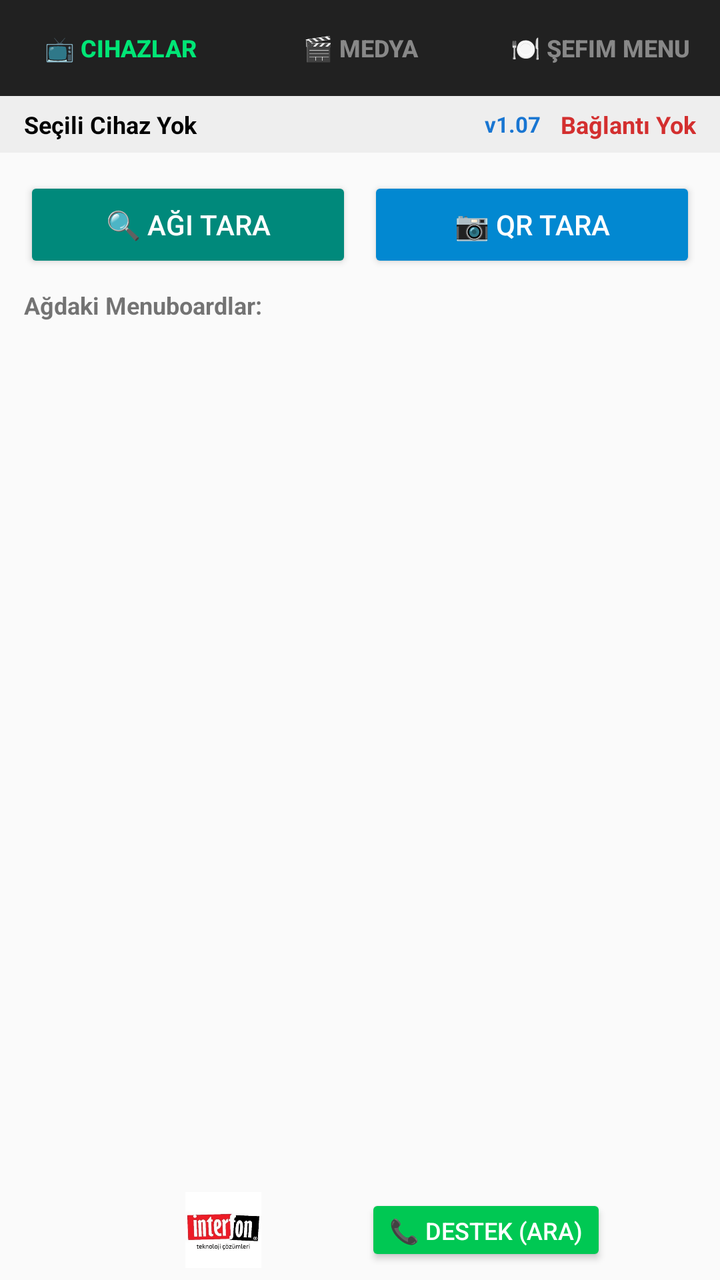
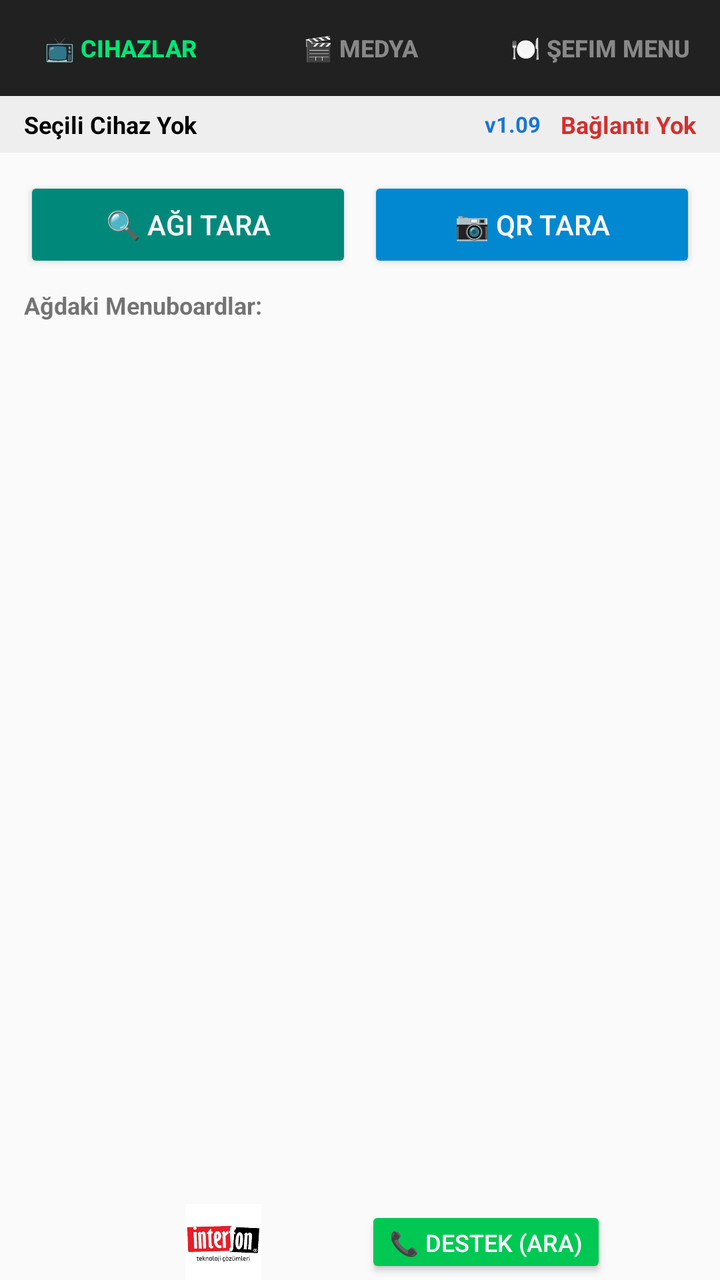

Compare the two renders of this Android layout. The source of the first and the diff that turns it into the second are given below.
<!-- AndroidManifest.xml: application theme Theme.AppCompat.Light.DarkActionBar -->
<!-- res/layout/activity_main.xml -->
<?xml version="1.0" encoding="utf-8"?>
<LinearLayout xmlns:android="http://schemas.android.com/apk/res/android"
    android:layout_width="match_parent"
    android:layout_height="match_parent"
    android:orientation="vertical">

    
    <LinearLayout
        android:layout_width="match_parent"
        android:layout_height="48dp"
        android:background="#212121"
        android:orientation="horizontal">

        <Button
            android:id="@+id/tabDevices"
            android:layout_width="0dp"
            android:layout_height="match_parent"
            android:layout_weight="1"
            android:background="?selectableItemBackground"
            android:text="📺 Cihazlar"
            android:textColor="#00E676"
            android:textSize="12sp"
            android:textStyle="bold" />

        <Button
            android:id="@+id/tabMedia"
            android:layout_width="0dp"
            android:layout_height="match_parent"
            android:layout_weight="1"
            android:background="?selectableItemBackground"
            android:text="🎬 Medya"
            android:textColor="#888888"
            android:textSize="12sp"
            android:textStyle="bold" />

        <Button
            android:id="@+id/tabSefim"
            android:layout_width="0dp"
            android:layout_height="match_parent"
            android:layout_weight="1"
            android:background="?selectableItemBackground"
            android:text="🍽️ Şefim Menu"
            android:textColor="#888888"
            android:textSize="12sp"
            android:textStyle="bold" />
    </LinearLayout>

    
    <LinearLayout
        android:layout_width="match_parent"
        android:layout_height="wrap_content"
        android:background="#EEEEEE"
        android:gravity="center_vertical"
        android:orientation="horizontal"
        android:paddingHorizontal="12dp"
        android:paddingVertical="6dp">

        <TextView
            android:id="@+id/txtActiveDeviceName"
            android:layout_width="0dp"
            android:layout_height="wrap_content"
            android:layout_weight="1"
            android:text="Seçili Cihaz Yok"
            android:textColor="#000000"
            android:textSize="12sp"
            android:textStyle="bold" />

        <TextView
            android:id="@+id/txtRemoteVersion"
            android:layout_width="wrap_content"
            android:layout_height="wrap_content"
            android:layout_marginEnd="10dp"
            android:text="v1.07"
            android:textColor="#1976D2"
            android:textSize="11sp"
            android:textStyle="bold" />

        <TextView
            android:id="@+id/txtConnectionStatus"
            android:layout_width="wrap_content"
            android:layout_height="wrap_content"
            android:text="Bağlantı Yok"
            android:textColor="#D32F2F"
            android:textSize="12sp"
            android:textStyle="bold" />
    </LinearLayout>

    
    <LinearLayout
        android:id="@+id/panelTabDevices"
        android:layout_width="match_parent"
        android:layout_height="0dp"
        android:layout_weight="1"
        android:orientation="vertical"
        android:padding="12dp"
        android:visibility="visible">

        <LinearLayout
            android:layout_width="match_parent"
            android:layout_height="wrap_content"
            android:orientation="horizontal">

            <Button
                android:id="@+id/btnScanNetwork"
                android:layout_width="0dp"
                android:layout_height="wrap_content"
                android:layout_weight="1"
                android:backgroundTint="#00897B"
                android:text="🔍 Ağı Tara"
                android:textColor="#FFFFFF" />

            <Button
                android:id="@+id/btnScanQr"
                android:layout_width="0dp"
                android:layout_height="wrap_content"
                android:layout_marginStart="8dp"
                android:layout_weight="1"
                android:backgroundTint="#0288D1"
                android:text="📷 QR Tara"
                android:textColor="#FFFFFF" />
        </LinearLayout>

        <TextView
            android:layout_width="wrap_content"
            android:layout_height="wrap_content"
            android:layout_marginTop="8dp"
            android:text="Ağdaki Menuboardlar:"
            android:textSize="12sp"
            android:textStyle="bold" />

        <androidx.recyclerview.widget.RecyclerView
            android:id="@+id/rvDevices"
            android:layout_width="match_parent"
            android:layout_height="0dp"
            android:layout_marginTop="6dp"
            android:layout_weight="1" />
    </LinearLayout>

    
    <LinearLayout
        android:id="@+id/panelTabMedia"
        android:layout_width="match_parent"
        android:layout_height="0dp"
        android:layout_weight="1"
        android:orientation="vertical"
        android:padding="12dp"
        android:visibility="gone">

        <LinearLayout
            android:layout_width="match_parent"
            android:layout_height="wrap_content"
            android:background="#E8EAF6"
            android:gravity="center_vertical"
            android:orientation="horizontal"
            android:padding="8dp">

            <TextView
                android:layout_width="0dp"
                android:layout_height="wrap_content"
                android:layout_weight="1"
                android:text="Telefon Ekranını Yansıt:"
                android:textSize="13sp"
                android:textStyle="bold" />

            <Button
                android:id="@+id/btnToggleScreenShare"
                android:layout_width="wrap_content"
                android:layout_height="wrap_content"
                android:backgroundTint="#7B1FA2"
                android:text="📱 Ekranı Paylaş"
                android:textColor="#FFFFFF" />
        </LinearLayout>

        <LinearLayout
            android:id="@+id/panelControls"
            android:layout_width="match_parent"
            android:layout_height="wrap_content"
            android:layout_marginTop="8dp"
            android:background="#F5F5F5"
            android:orientation="vertical"
            android:padding="8dp">

            <LinearLayout
                android:layout_width="match_parent"
                android:layout_height="wrap_content"
                android:orientation="horizontal">

                <EditText
                    android:id="@+id/edtDuration"
                    android:layout_width="0dp"
                    android:layout_height="wrap_content"
                    android:layout_weight="1"
                    android:hint="Süre (0:tam)"
                    android:inputType="number"
                    android:text="0" />

                <EditText
                    android:id="@+id/edtWaitAfter"
                    android:layout_width="0dp"
                    android:layout_height="wrap_content"
                    android:layout_marginStart="6dp"
                    android:layout_weight="1"
                    android:hint="Bekleme"
                    android:inputType="number"
                    android:text="0" />

                <Spinner
                    android:id="@+id/spinnerAnim"
                    android:layout_width="0dp"
                    android:layout_height="wrap_content"
                    android:layout_marginStart="6dp"
                    android:layout_weight="1.2" />
            </LinearLayout>

            <Button
                android:id="@+id/btnPickMedia"
                android:layout_width="match_parent"
                android:layout_height="wrap_content"
                android:layout_marginTop="4dp"
                android:text="+ Medya Yükle" />

            <ProgressBar
                android:id="@+id/uploadProgressBar"
                style="?android:attr/progressBarStyleHorizontal"
                android:layout_width="match_parent"
                android:layout_height="8dp"
                android:layout_marginTop="6dp"
                android:max="100"
                android:visibility="gone" />
        </LinearLayout>

        <TextView
            android:layout_width="wrap_content"
            android:layout_height="wrap_content"
            android:layout_marginTop="8dp"
            android:text="Oynatma Listesi:"
            android:textSize="12sp"
            android:textStyle="bold" />

        <androidx.recyclerview.widget.RecyclerView
            android:id="@+id/recyclerViewPlaylist"
            android:layout_width="match_parent"
            android:layout_height="0dp"
            android:layout_marginTop="4dp"
            android:layout_weight="1" />
    </LinearLayout>

    
    <LinearLayout
        android:id="@+id/panelTabSefim"
        android:layout_width="match_parent"
        android:layout_height="0dp"
        android:layout_weight="1"
        android:orientation="vertical"
        android:padding="10dp"
        android:visibility="gone">

        
        <LinearLayout
            android:layout_width="match_parent"
            android:layout_height="wrap_content"
            android:orientation="horizontal">

            <Button
                android:id="@+id/btnDbConfig"
                android:layout_width="0dp"
                android:layout_height="40dp"
                android:layout_weight="1"
                android:backgroundTint="#455A64"
                android:text="⚙️ DB Ayarları"
                android:textColor="#FFFFFF"
                android:textSize="12sp" />

            <Button
                android:id="@+id/btnFetchSefim"
                android:layout_width="0dp"
                android:layout_height="40dp"
                android:layout_marginStart="8dp"
                android:layout_weight="1"
                android:backgroundTint="#0288D1"
                android:text="🔄 Ürünleri Getir"
                android:textColor="#FFFFFF"
                android:textSize="12sp" />
        </LinearLayout>

        
        <LinearLayout
            android:layout_width="match_parent"
            android:layout_height="wrap_content"
            android:layout_marginTop="6dp"
            android:background="#F5F5F5"
            android:gravity="center_vertical"
            android:orientation="horizontal"
            android:padding="6dp">

            <Spinner
                android:id="@+id/spinnerSefimTheme"
                android:layout_width="0dp"
                android:layout_height="wrap_content"
                android:layout_weight="1.3" />

            <Spinner
                android:id="@+id/spinnerSefimFontSize"
                android:layout_width="0dp"
                android:layout_height="wrap_content"
                android:layout_marginStart="4dp"
                android:layout_weight="1" />

            <CheckBox
                android:id="@+id/cbSefimBold"
                android:layout_width="wrap_content"
                android:layout_height="wrap_content"
                android:checked="true"
                android:text="Kalın"
                android:textSize="12sp" />
        </LinearLayout>

        
        <androidx.recyclerview.widget.RecyclerView
            android:id="@+id/rvSefimProducts"
            android:layout_width="match_parent"
            android:layout_height="0dp"
            android:layout_marginTop="6dp"
            android:layout_weight="1"
            android:background="#1A1A1A"
            android:padding="6dp" />

        
        <Button
            android:id="@+id/btnPublishSefimMenu"
            android:layout_width="match_parent"
            android:layout_height="44dp"
            android:layout_marginTop="6dp"
            android:backgroundTint="#E65100"
            android:text="📺 Seçili Menuboard'da Yayınla"
            android:textColor="#FFFFFF"
            android:textStyle="bold" />
    </LinearLayout>

    
    <LinearLayout
        android:layout_width="match_parent"
        android:layout_height="wrap_content"
        android:background="#FAFAFA"
        android:gravity="center"
        android:orientation="horizontal"
        android:padding="6dp">

        <ImageView
            android:id="@+id/imgFooterLogo"
            android:layout_width="110dp"
            android:layout_height="38dp"
            android:background="?selectableItemBackground"
            android:clickable="true"
            android:focusable="true"
            android:src="@drawable/logo_interfon" />

        <Button
            android:id="@+id/btnSupportCall"
            android:layout_width="wrap_content"
            android:layout_height="36dp"
            android:layout_marginStart="16dp"
            android:backgroundTint="#00C853"
            android:text="📞 Destek (Ara)"
            android:textColor="#FFFFFF"
            android:textSize="12sp" />
    </LinearLayout>

</LinearLayout>
<!-- resources referenced by this layout -->
<resources>
  <!-- drawable logo_interfon: png bitmap (drawable, 130394 bytes) -->
</resources>

<!-- the commit's change to res/layout/activity_main.xml (unified diff, before → after) -->
@@ -70,7 +70,7 @@
             android:layout_width="wrap_content"
             android:layout_height="wrap_content"
             android:layout_marginEnd="10dp"
-            android:text="v1.07"
+            android:text="v1.09"
             android:textColor="#1976D2"
             android:textSize="11sp"
             android:textStyle="bold" />
@@ -255,7 +255,6 @@
         android:padding="10dp"
         android:visibility="gone">
 
-        
         <LinearLayout
             android:layout_width="match_parent"
             android:layout_height="wrap_content"
@@ -283,7 +282,6 @@
                 android:textSize="12sp" />
         </LinearLayout>
 
-        
         <LinearLayout
             android:layout_width="match_parent"
             android:layout_height="wrap_content"
@@ -315,7 +313,6 @@
                 android:textSize="12sp" />
         </LinearLayout>
 
-        
         <androidx.recyclerview.widget.RecyclerView
             android:id="@+id/rvSefimProducts"
             android:layout_width="match_parent"
@@ -325,7 +322,6 @@
             android:background="#1A1A1A"
             android:padding="6dp" />
 
-        
         <Button
             android:id="@+id/btnPublishSefimMenu"
             android:layout_width="match_parent"
@@ -344,7 +340,7 @@
         android:background="#FAFAFA"
         android:gravity="center"
         android:orientation="horizontal"
-        android:padding="6dp">
+        print.padding="6dp">
 
         <ImageView
             android:id="@+id/imgFooterLogo"
